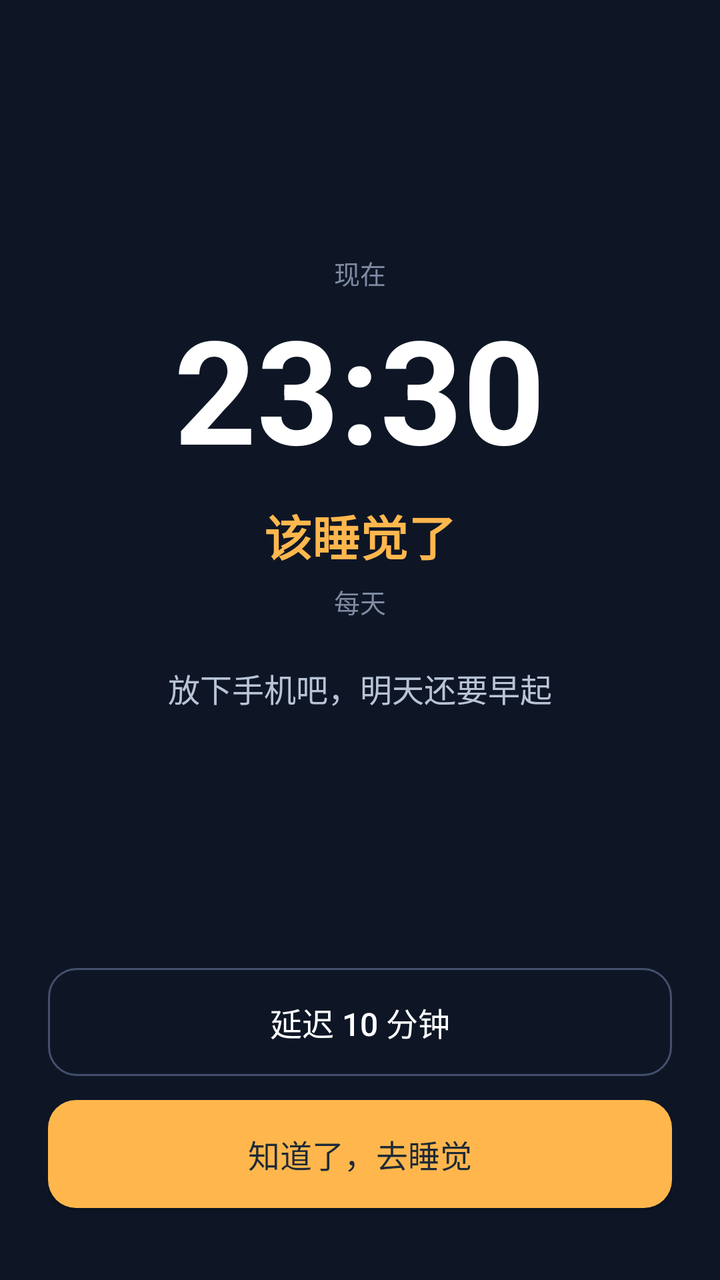
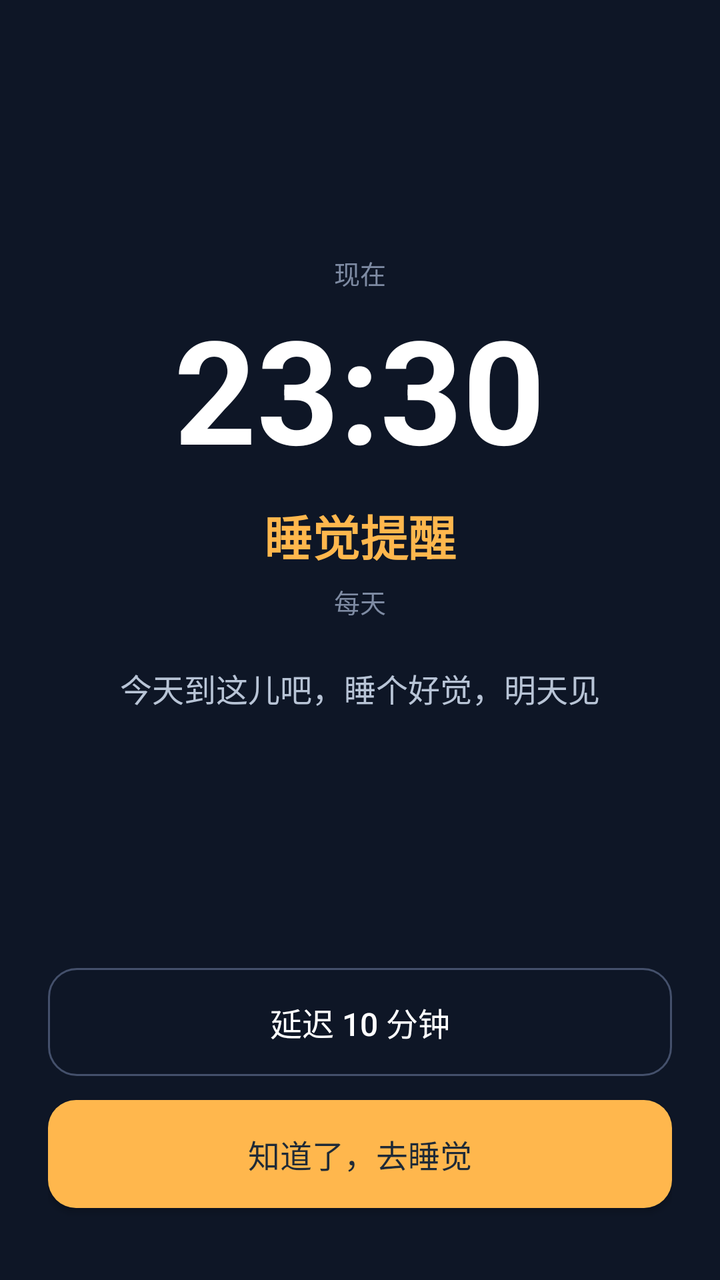

Before-and-after screenshots of an Android layout around one commit, followed by the original layout XML and the change that was made.
<!-- AndroidManifest.xml: activity theme Theme.LightAlarm.Ring -->
<!-- res/layout/activity_ring.xml -->
<?xml version="1.0" encoding="utf-8"?>
<LinearLayout xmlns:android="http://schemas.android.com/apk/res/android"
    android:layout_width="match_parent"
    android:layout_height="match_parent"
    android:background="@color/ring_bg"
    android:gravity="center_horizontal"
    android:orientation="vertical"
    android:padding="24dp">

    <Space
        android:layout_width="match_parent"
        android:layout_height="0dp"
        android:layout_weight="1" />

    <TextView
        android:layout_width="wrap_content"
        android:layout_height="wrap_content"
        android:text="现在"
        android:textColor="@color/ring_hint"
        android:textSize="13sp" />

    <TextView
        android:id="@+id/tvRingTime"
        android:layout_width="wrap_content"
        android:layout_height="wrap_content"
        android:text="23:30"
        android:textColor="#FFFFFFFF"
        android:textSize="72sp"
        android:textStyle="bold" />

    <TextView
        android:id="@+id/tvRingLabel"
        android:layout_width="wrap_content"
        android:layout_height="wrap_content"
        android:layout_marginTop="8dp"
        android:text="该睡觉了"
        android:textColor="@color/accent"
        android:textSize="24sp"
        android:textStyle="bold" />

    <TextView
        android:id="@+id/tvRingDays"
        android:layout_width="wrap_content"
        android:layout_height="wrap_content"
        android:layout_marginTop="6dp"
        android:text="每天"
        android:textColor="@color/ring_hint"
        android:textSize="13sp" />

    <TextView
        android:id="@+id/tvRingMessage"
        android:layout_width="wrap_content"
        android:layout_height="wrap_content"
        android:layout_marginTop="22dp"
        android:text="放下手机吧，明天还要早起"
        android:textColor="@color/ring_sub"
        android:textSize="16sp" />

    <TextView
        android:id="@+id/tvRingCountdown"
        android:layout_width="wrap_content"
        android:layout_height="wrap_content"
        android:layout_marginTop="8dp"
        android:text=""
        android:textColor="@color/ring_hint"
        android:textSize="13sp" />

    <Space
        android:layout_width="match_parent"
        android:layout_height="0dp"
        android:layout_weight="1" />

    <Button
        android:id="@+id/btnSnooze"
        android:layout_width="match_parent"
        android:layout_height="54dp"
        android:background="@drawable/bg_ring_button"
        android:text="延迟 10 分钟"
        android:textAllCaps="false"
        android:textColor="#FFFFFFFF"
        android:textSize="16sp" />

    <Button
        android:id="@+id/btnAck"
        android:layout_width="match_parent"
        android:layout_height="54dp"
        android:layout_marginTop="12dp"
        android:background="@drawable/bg_ring_button_primary"
        android:text="知道了，去睡觉"
        android:textAllCaps="false"
        android:textColor="#FF1F2A37"
        android:textSize="16sp" />

    <Space
        android:layout_width="match_parent"
        android:layout_height="12dp" />

</LinearLayout>
<!-- resources referenced by this layout -->
<resources>
  <color name="accent">#FFFFB74D</color>
  <color name="ring_bg">#FF0E1626</color>
  <color name="ring_hint">#FF7E8BA3</color>
  <color name="ring_sub">#FFB8C4D6</color>
  <!-- drawable bg_ring_button (drawable) -->
  <?xml version="1.0" encoding="utf-8"?>
  <shape xmlns:android="http://schemas.android.com/apk/res/android"
      android:shape="rectangle">
      <solid android:color="#00000000" />
      <stroke
          android:width="1dp"
          android:color="#FF44506B" />
      <corners android:radius="14dp" />
  </shape>
  <!-- drawable bg_ring_button_primary (drawable) -->
  <?xml version="1.0" encoding="utf-8"?>
  <shape xmlns:android="http://schemas.android.com/apk/res/android"
      android:shape="rectangle">
      <solid android:color="@color/accent" />
      <corners android:radius="14dp" />
  </shape>
  <style name="Theme.LightAlarm.Ring" parent="Theme.AppCompat.NoActionBar">
          <item name="colorPrimary">@color/ring_bg</item>
          <item name="colorPrimaryDark">@color/ring_bg</item>
          <item name="colorAccent">@color/accent</item>
          <item name="android:windowBackground">@color/ring_bg</item>
          <item name="android:statusBarColor">@color/ring_bg</item>
          <item name="android:navigationBarColor">@color/ring_bg</item>
          <item name="android:windowShowWallpaper">false</item>
      </style>
</resources>

<!-- the commit's change to res/layout/activity_ring.xml (unified diff, before → after) -->
@@ -33,7 +33,7 @@
         android:layout_width="wrap_content"
         android:layout_height="wrap_content"
         android:layout_marginTop="8dp"
-        android:text="该睡觉了"
+        android:text="睡觉提醒"
         android:textColor="@color/accent"
         android:textSize="24sp"
         android:textStyle="bold" />
@@ -52,7 +52,7 @@
         android:layout_width="wrap_content"
         android:layout_height="wrap_content"
         android:layout_marginTop="22dp"
-        android:text="放下手机吧，明天还要早起"
+        android:text="今天到这儿吧，睡个好觉，明天见"
         android:textColor="@color/ring_sub"
         android:textSize="16sp" />
 
